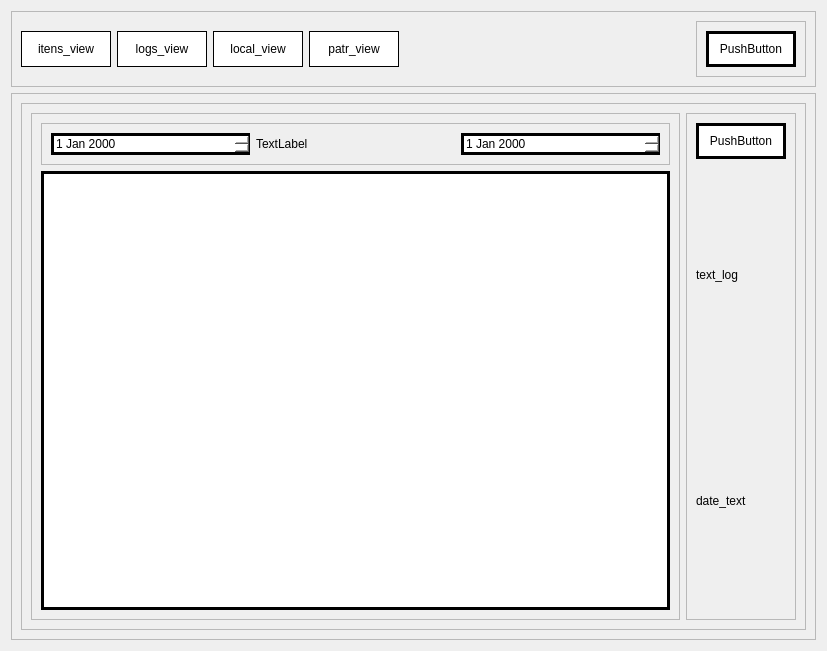
The window that PATP/asset_ctrl/templates/interfaces/rel_view.ui (eduardogm22/controle_patrimonio) describes before a commit, drawn with Qt 5.
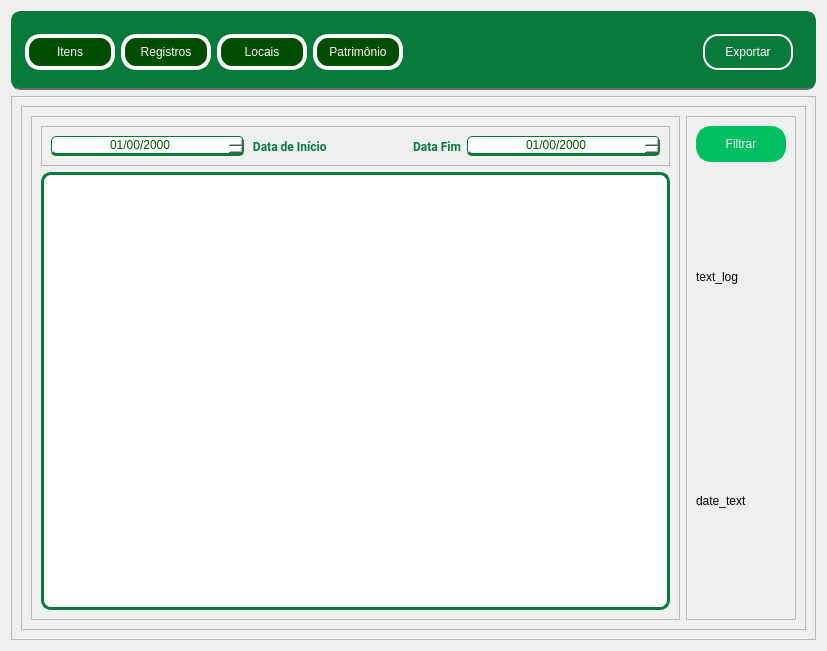
The same window after the commit.

Patch:
```diff
--- a/PATP/asset_ctrl/templates/interfaces/rel_view.ui
+++ b/PATP/asset_ctrl/templates/interfaces/rel_view.ui
@@ -16,6 +16,13 @@
   <layout class="QVBoxLayout" name="verticalLayout">
    <item>
     <widget class="QFrame" name="frame">
+     <property name="styleSheet">
+      <string notr="true">border-radius:
+10px;
+border:5px solid #057A3A;
+background-color: #057A3A;
+border-bottom: 2px solid rgb(108, 108, 108);</string>
+     </property>
      <property name="frameShape">
       <enum>QFrame::StyledPanel</enum>
      </property>
@@ -41,11 +48,27 @@
          <cursorShape>PointingHandCursor</cursorShape>
         </property>
         <property name="styleSheet">
-         <string notr="true">background-color:white;
-border:1px solid black;</string>
+         <string notr="true">
+
+QPushButton { color:rgb(254, 253, 247);
+	border-radius:15px;		
+	border: 4px solid rgb(255, 255, 255);
+	background-color: rgb(0, 76, 0)
+
+ }
+
+QPushButton:hover{background-color:#057A3A;color:white}
+
+QPushButton:pressed{
+ padding-left: 5px;
+ padding-top:5px;
+ 
+	background-color: rgb(0, 85, 0);
+ 
+}</string>
         </property>
         <property name="text">
-         <string>itens_view</string>
+         <string>Itens</string>
         </property>
        </widget>
       </item>
@@ -67,11 +90,27 @@
          <cursorShape>PointingHandCursor</cursorShape>
         </property>
         <property name="styleSheet">
-         <string notr="true">background-color:white;
-border:1px solid black;</string>
+         <string notr="true">
+
+QPushButton { color:rgb(254, 253, 247);
+	border-radius:15px;		
+	border: 4px solid rgb(255, 255, 255);
+	background-color: rgb(0, 76, 0)
+
+ }
+
+QPushButton:hover{background-color:#057A3A;color:white}
+
+QPushButton:pressed{
+ padding-left: 5px;
+ padding-top:5px;
+ 
+	background-color: rgb(0, 85, 0);
+ 
+}</string>
         </property>
         <property name="text">
-         <string>logs_view</string>
+         <string>Registros</string>
         </property>
        </widget>
       </item>
@@ -93,11 +132,27 @@
          <cursorShape>PointingHandCursor</cursorShape>
         </property>
         <property name="styleSheet">
-         <string notr="true">background-color:white;
-border:1px solid black;</string>
+         <string notr="true">
+
+QPushButton { color:rgb(254, 253, 247);
+	border-radius:15px;		
+	border: 4px solid rgb(255, 255, 255);
+	background-color: rgb(0, 76, 0)
+
+ }
+
+QPushButton:hover{background-color:#057A3A;color:white}
+
+QPushButton:pressed{
+ padding-left: 5px;
+ padding-top:5px;
+ 
+	background-color: rgb(0, 85, 0);
+ 
+}</string>
         </property>
         <property name="text">
-         <string>local_view</string>
+         <string>Locais</string>
         </property>
        </widget>
       </item>
@@ -119,16 +174,35 @@
          <cursorShape>PointingHandCursor</cursorShape>
         </property>
         <property name="styleSheet">
-         <string notr="true">background-color:white;
-border:1px solid black;</string>
+         <string notr="true">
+
+QPushButton { color:rgb(254, 253, 247);
+	border-radius:15px;		
+	border: 4px solid rgb(255, 255, 255);
+	background-color: rgb(0, 76, 0)
+
+ }
+
+QPushButton:hover{background-color:#057A3A;color:white}
+
+QPushButton:pressed{
+ padding-left: 5px;
+ padding-top:5px;
+ 
+	background-color: rgb(0, 85, 0);
+ 
+}</string>
         </property>
         <property name="text">
-         <string>patr_view</string>
+         <string>Patrimônio</string>
         </property>
        </widget>
       </item>
       <item alignment="Qt::AlignRight|Qt::AlignTop">
        <widget class="QFrame" name="frame_4">
+        <property name="styleSheet">
+         <string notr="true">border:0</string>
+        </property>
         <property name="frameShape">
          <enum>QFrame::StyledPanel</enum>
         </property>
@@ -151,11 +225,24 @@
             </size>
            </property>
            <property name="styleSheet">
-            <string notr="true">background-color:white;	
-border:3px solid black;</string>
+            <string notr="true">QPushButton { color:rgb(254, 253, 247);
+	border-radius:15px;		
+	border: 2px solid rgb(255, 255, 255);
+
+ }
+
+QPushButton:hover{background-color:rgb(0, 170, 0);color:white}
+
+QPushButton:pressed{
+ padding-left: 5px;
+ padding-top:5px;
+ 
+	background-color: rgb(0, 85, 0);
+ 
+}</string>
            </property>
            <property name="text">
-            <string>PushButton</string>
+            <string>Exportar</string>
            </property>
           </widget>
          </item>
@@ -204,23 +291,72 @@
                <item>
                 <widget class="QDateEdit" name="dateEdit">
                  <property name="styleSheet">
-                  <string notr="true">background-color:white;	
-border:3px solid black;</string>
+                  <string notr="true">QDateEdit{
+color:rgb(0, 85, 0);
+background-color:white;	
+border-radius: 5px;
+border: 1px solid #057A3A;
+border-bottom: 3px solid #057A3A;
+}
+
+
+/* Estilo dos botões de navegação */
+QCalendarWidget QToolButton {
+    color: #FFFFFF; /* Cor do texto dos botões */
+    background-color: rgb(0, 85, 0); /* Cor de fundo dos botões */
+    border: none; /* Sem borda */
+}</string>
+                 </property>
+                 <property name="alignment">
+                  <set>Qt::AlignCenter</set>
+                 </property>
+                 <property name="displayFormat">
+                  <string>dd/mm/yyyy</string>
                  </property>
                 </widget>
                </item>
-               <item>
+               <item alignment="Qt::AlignHCenter">
                 <widget class="QLabel" name="label">
+                 <property name="font">
+                  <font>
+                   <family>Roboto</family>
+                   <pointsize>9</pointsize>
+                   <weight>75</weight>
+                   <bold>true</bold>
+                  </font>
+                 </property>
+                 <property name="styleSheet">
+                  <string notr="true">color:#057A3A;</string>
+                 </property>
                  <property name="text">
-                  <string>TextLabel</string>
+                  <string> Data de Início                             Data Fim</string>
                  </property>
                 </widget>
                </item>
                <item>
                 <widget class="QDateEdit" name="dateEdit_2">
                  <property name="styleSheet">
-                  <string notr="true">background-color:white;	
-border:3px solid black;</string>
+                  <string notr="true">QDateEdit{
+color:rgb(0, 85, 0);
+background-color:white;	
+border-radius: 5px;
+border: 1px solid #057A3A;
+border-bottom: 3px solid #057A3A;
+}
+
+
+/* Estilo dos botões de navegação */
+QCalendarWidget QToolButton {
+    color: #FFFFFF; /* Cor do texto dos botões */
+    background-color: rgb(0, 85, 0); /* Cor de fundo dos botões */
+    border: none; /* Sem borda */
+}</string>
+                 </property>
+                 <property name="alignment">
+                  <set>Qt::AlignCenter</set>
+                 </property>
+                 <property name="displayFormat">
+                  <string>dd/mm/yyyy</string>
                  </property>
                 </widget>
                </item>
@@ -231,7 +367,10 @@
              <widget class="QListView" name="listView">
               <property name="styleSheet">
                <string notr="true">background-color:white;	
-border:3px solid black;</string>
+border:3px solid #057A3A;
+border-radius:10px
+
+</string>
               </property>
              </widget>
             </item>
@@ -262,11 +401,25 @@
                </size>
               </property>
               <property name="styleSheet">
-               <string notr="true">background-color:white;	
-border:3px solid black;</string>
+               <string notr="true">
+
+QPushButton { color: rgb(243, 239, 238);
+	border-radius:15px;		
+	border: 4px solid #00BF63;
+	background-color:#00BF63;
+ }
+
+QPushButton:hover{background-color:rgb(255, 240, 238);color:#00BF63}
+
+QPushButton:pressed{
+ padding-left: 5px;
+ padding-top:5px;
+	background-color: rgb(227, 227, 227);
+ 
+}</string>
               </property>
               <property name="text">
-               <string>PushButton</string>
+               <string>Filtrar</string>
               </property>
              </widget>
             </item>
```
